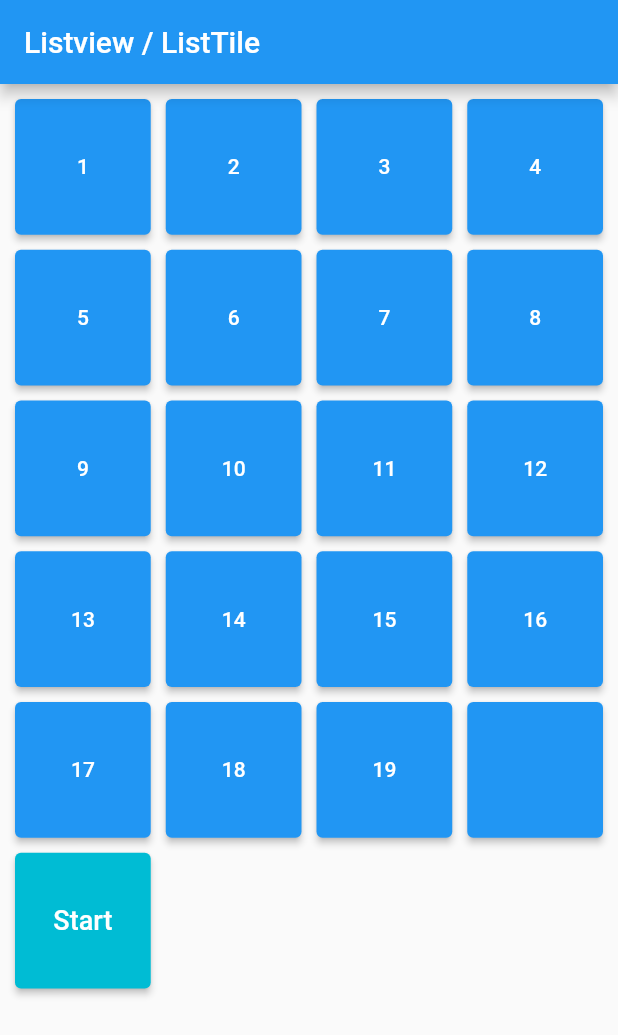
After one commit to PenguinsCanFlyHigh/2023Flutter, a Flutter app: the PuzzleUI screen opened directly, on a phone screen of 412 x 824 dp. The commit adds this screen. Shown: the top 1035 px of the screen. Run offline on Flutter 3.47's test engine with Material 2 defaults, Android fonts, the phone set to English and light mode, and no system bars.

Commit message:
Error fixed

```diff
--- /dev/null
+++ b/chap4/lib/PuzzleGame.dart
@@ -0,0 +1,7 @@
+class PuzzleGame {
+  List<int> values = [1,2,3,4,5,6,7,8,9,10,11,12,13,14,15,16,17,18,19,0];
+
+  int GetValue(int index){
+    return values[index];
+  }
+}
--- /dev/null
+++ b/chap4/lib/PuzzleUI.dart
@@ -0,0 +1,129 @@
+import 'package:chap4/PuzzleGame.dart';
+import 'package:flutter/material.dart';
+
+class PuzzleUI extends StatefulWidget {
+  const PuzzleUI({super.key});
+
+  @override
+  State<PuzzleUI> createState() => _PuzzleUIState();
+}
+
+class _PuzzleUIState extends State<PuzzleUI> {
+  PuzzleGame pg = new PuzzleGame();
+
+  String GetButtonText(int index){
+    int value = pg.GetValue(index);
+    if (value == 0)
+      return '';
+    else
+      return '$value';
+  }
+
+  @override
+  Widget build(BuildContext context) {
+    return Scaffold(
+      appBar: AppBar(
+        title: Text('Listview / ListTile'),
+        backgroundColor: Colors.blue,
+      ),
+      body: GridView.count(
+        padding: EdgeInsets.all(10.0),
+        crossAxisSpacing: 10.0,
+        mainAxisSpacing: 10.0,
+        crossAxisCount: 4,
+        children: [
+          ElevatedButton(
+            onPressed: (){},
+            child: Text(GetButtonText(0)),
+          ),
+          ElevatedButton(
+            onPressed: (){},
+            child: Text(GetButtonText(1)),
+          ),
+          ElevatedButton(
+            onPressed: (){},
+            child: Text(GetButtonText(2)),
+          ),
+          ElevatedButton(
+            onPressed: (){},
+            child: Text(GetButtonText(3)),
+          ),
+          ElevatedButton(
+            onPressed: (){},
+            child: Text(GetButtonText(4)),
+          ),
+          ElevatedButton(
+            onPressed: (){},
+            child: Text(GetButtonText(5)),
+          ),
+          ElevatedButton(
+            onPressed: (){},
+            child: Text(GetButtonText(6)),
+          ),
+          ElevatedButton(
+            onPressed: (){},
+            child: Text(GetButtonText(7)),
+          ),
+          ElevatedButton(
+            onPressed: (){},
+            child: Text(GetButtonText(8)),
+          ),
+          ElevatedButton(
+            onPressed: (){},
+            child: Text(GetButtonText(9)),
+          ),
+          ElevatedButton(
+            onPressed: (){},
+            child: Text(GetButtonText(10)),
+          ),
+          ElevatedButton(
+            onPressed: (){},
+            child: Text(GetButtonText(11)),
+          ),
+          ElevatedButton(
+            onPressed: (){},
+            child: Text(GetButtonText(12)),
+          ),
+          ElevatedButton(
+            onPressed: (){},
+            child: Text(GetButtonText(13)),
+          ),
+          ElevatedButton(
+            onPressed: (){},
+            child: Text(GetButtonText(14)),
+          ),
+          ElevatedButton(
+            onPressed: (){},
+            child: Text(GetButtonText(15)),
+          ),
+          ElevatedButton(
+            onPressed: (){},
+            child: Text(GetButtonText(16)),
+          ),
+          ElevatedButton(
+            onPressed: (){},
+            child: Text(GetButtonText(17)),
+          ),
+          ElevatedButton(
+            onPressed: (){},
+            child: Text(GetButtonText(18)),
+          ),
+          ElevatedButton(
+            onPressed: (){},
+            child: Text(GetButtonText(19)),
+          ),
+          ElevatedButton(
+            onPressed: (){},
+            style: ElevatedButton.styleFrom(
+              backgroundColor: Colors.cyan,
+            ),
+            child: Text(
+              'Start',
+              style: TextStyle(fontSize: 18),
+            ),
+          ),
+        ],
+      ),
+    );
+  }
+}
--- /dev/null
+++ b/chap4/lib/main.dart
@@ -0,0 +1,27 @@
+import 'package:flutter/material.dart';
+
+import 'ContainerTest.dart';
+import 'StackTest.dart';
+import 'PuzzleUI.dart';
+
+void main() {
+  runApp(const MyApp());
+}
+
+class MyApp extends StatelessWidget {
+  const MyApp({super.key});
+
+  // This widget is the root of your application.
+  @override
+  Widget build(BuildContext context) {
+    return MaterialApp(
+      title: 'Flutter Demo',
+      theme: ThemeData(
+        colorScheme: ColorScheme.fromSeed(seedColor: Colors.deepPurple),
+        useMaterial3: true,
+      ),
+      //home: const ContainerTest(),
+      home: const PuzzleUI(),
+    );
+  }
+}
```
Also changed, not shown: chap3/lib/HelloPage.dart (added, +56 -0 lines), chap3/lib/main.dart (+5 -20 lines), chap4/analysis_options.yaml (added, +28 -0 lines), chap4/lib/ContainerTest.dart (added, +92 -0 lines), chap4/lib/StackTest.dart (added, +118 -0 lines), chap4/pubspec.yaml (added, +90 -0 lines), chap4/pubspec.lock (added), 124 other files.
